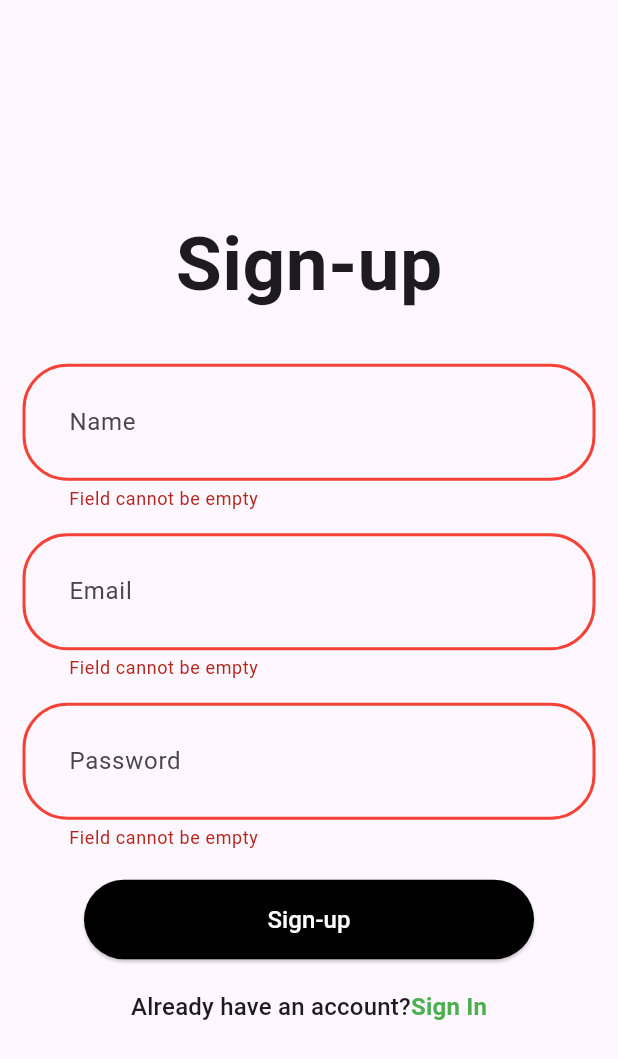
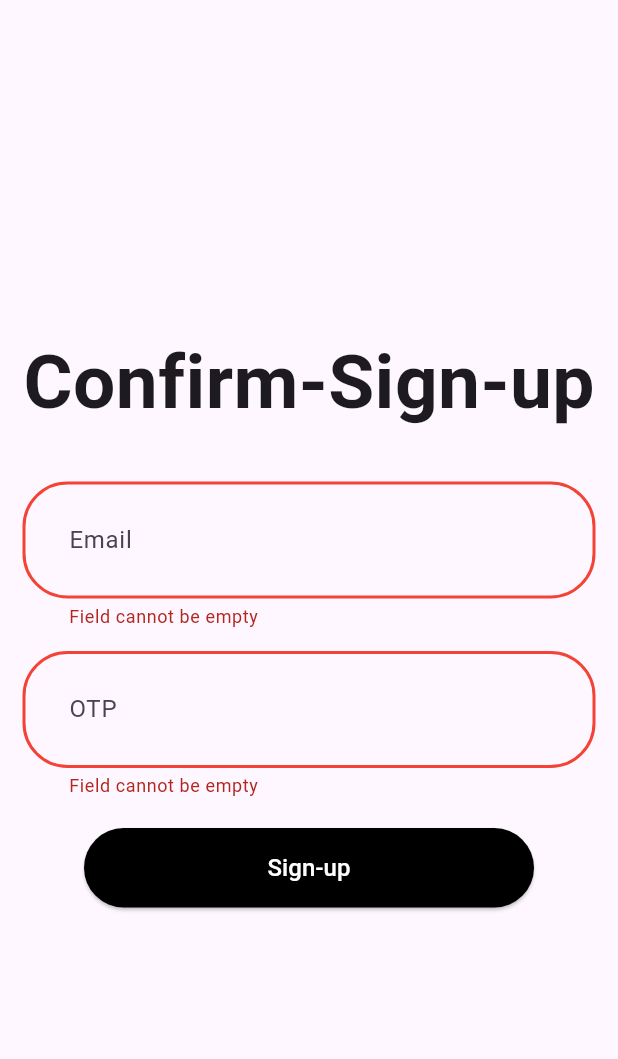
Before and after one commit to Harshit27473/video_streaming_advance, a Flutter app: the ConfirmSignupPage screen opened directly with empty values, after a tap on "Sign-up", on a phone screen of 412 x 824 dp. Shown: the top 1059 px of the screen. Run offline on Flutter 3.47's test engine with Material 3 defaults, Android fonts, the phone set to English and light mode, and no system bars.

Commit message:
otp verification in progress

```diff
--- a/flutter_client/lib/pages/auth/confirm_signup_page.dart
+++ b/flutter_client/lib/pages/auth/confirm_signup_page.dart
@@ -14,7 +14,7 @@ class ConfirmSignupPage extends StatefulWidget {
 
 class _ConfirmSignupPageState extends State<ConfirmSignupPage> {
   final otpController = TextEditingController();
-  final emailController = TextEditingController();
+  late TextEditingController emailController ;
   final formKey = GlobalKey<FormState>();
   final AuthService authService = AuthService();
 
@@ -22,7 +22,7 @@ class _ConfirmSignupPageState extends State<ConfirmSignupPage> {
   void initState() {
     // TODO: implement initState
     super.initState();
-    emailController.text = TextEditingController(text: email);
+    emailController = TextEditingController(text: widget.email);
   }
 
 @override
@@ -58,25 +58,13 @@ void signup() async {
               child: Column(
                 mainAxisAlignment: MainAxisAlignment.center,
                 children: [
-                   Text('Sign-up', style: TextStyle(
+                   Text('Confirm-Sign-up', style: TextStyle(
                     fontSize: 50,
                     fontWeight: FontWeight.bold,
                     ),
                     ),
                    const SizedBox(height:30),
-                   TextFormField(
-                    controller: nameController,
-                    decoration: InputDecoration(
-                      hintText: 'Name',
-                    ),
-                    validator: (value) {
-                      if(value!.trim().isEmpty){
-                        return 'Field cannot be empty';
-                      }
-                      return null;
-                    },
-                   ),
-                   const SizedBox(height:15),
+
                    TextFormField(
                     controller: emailController,
                     decoration: InputDecoration(
@@ -91,12 +79,12 @@ void signup() async {
                    ),
                    const SizedBox(height:15),
                    TextFormField(
-                    controller: passwordController,
+                    controller: otpController,
                     obscureText: true,
                     enableSuggestions: false,
                     autocorrect: false,
                     decoration: InputDecoration(
-                      hintText: 'Password',
+                      hintText: 'OTP',
                     ),
                     validator: (value) {
                       if(value!.trim().isEmpty){
@@ -114,24 +102,7 @@ void signup() async {
                         ),
                       ),
                     ),
-                    const SizedBox(height:20),
-                      GestureDetector(
-                      onTap: (){
-                        Navigator.of(context).push(LoginPage.route());
-                      },
-                      child: RichText(text: TextSpan(
-                        text: 'Already have an account?',
-                        style: Theme.of(context).textTheme.titleMedium,
-                        children: [
-                            TextSpan(
-                              text: 'Sign In',
-                              style: Theme.of(context).textTheme.titleMedium?.copyWith(fontWeight: FontWeight.bold, color: Colors.green),
-                              ),
-                        ],
-                      ),
 
-                      ),
-                    ),
                 ],
               ),
             ),
```
Also changed, not shown: flutter_client/lib/services/auth_service.dart (+22 -0 lines).
